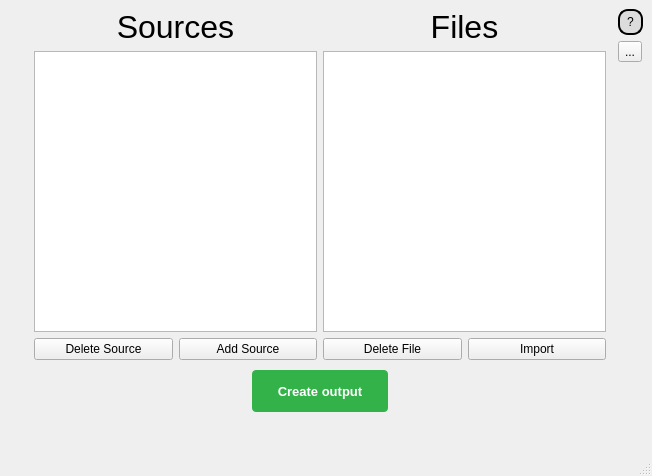
First picture: the form in src/code/uiFile.ui, repository andrewh1011/project_elevate, before the edit.
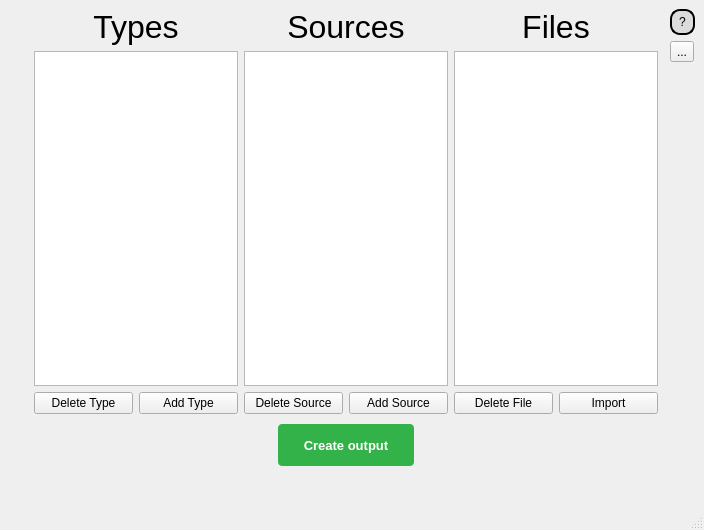
Second picture: the form after the edit.

Diff of the .ui file:
```diff
--- a/src/code/uiFile.ui
+++ b/src/code/uiFile.ui
@@ -6,8 +6,8 @@
    <rect>
     <x>0</x>
     <y>0</y>
-    <width>652</width>
-    <height>476</height>
+    <width>704</width>
+    <height>530</height>
    </rect>
   </property>
   <property name="font">
@@ -62,6 +62,55 @@
     </item>
     <item row="0" column="1">
      <layout class="QHBoxLayout" name="horizontalLayout_2">
+      <item>
+       <layout class="QVBoxLayout" name="verticalLayout">
+        <item>
+         <widget class="QLabel" name="label">
+          <property name="font">
+           <font>
+            <pointsize>24</pointsize>
+            <weight>50</weight>
+            <bold>false</bold>
+           </font>
+          </property>
+          <property name="text">
+           <string>Types</string>
+          </property>
+          <property name="alignment">
+           <set>Qt::AlignCenter</set>
+          </property>
+         </widget>
+        </item>
+        <item>
+         <widget class="QListWidget" name="typeList">
+          <property name="font">
+           <font>
+            <family>Arial</family>
+            <pointsize>15</pointsize>
+           </font>
+          </property>
+         </widget>
+        </item>
+        <item>
+         <layout class="QHBoxLayout" name="horizontalLayout_3">
+          <item>
+           <widget class="QPushButton" name="deleteTypeBtn">
+            <property name="text">
+             <string>Delete Type</string>
+            </property>
+           </widget>
+          </item>
+          <item>
+           <widget class="QPushButton" name="addTypeBtn">
+            <property name="text">
+             <string>Add Type</string>
+            </property>
+           </widget>
+          </item>
+         </layout>
+        </item>
+       </layout>
+      </item>
       <item>
        <layout class="QVBoxLayout" name="verticalLayout_3">
         <item>
```
Left out of the diff: 82 changed lines with no effect on the pictures.
